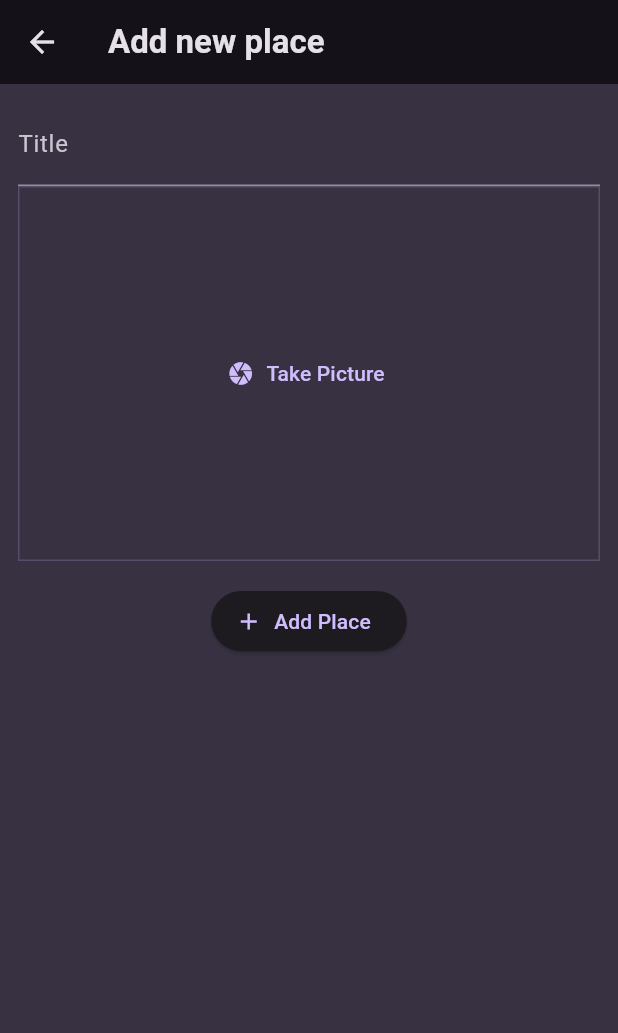
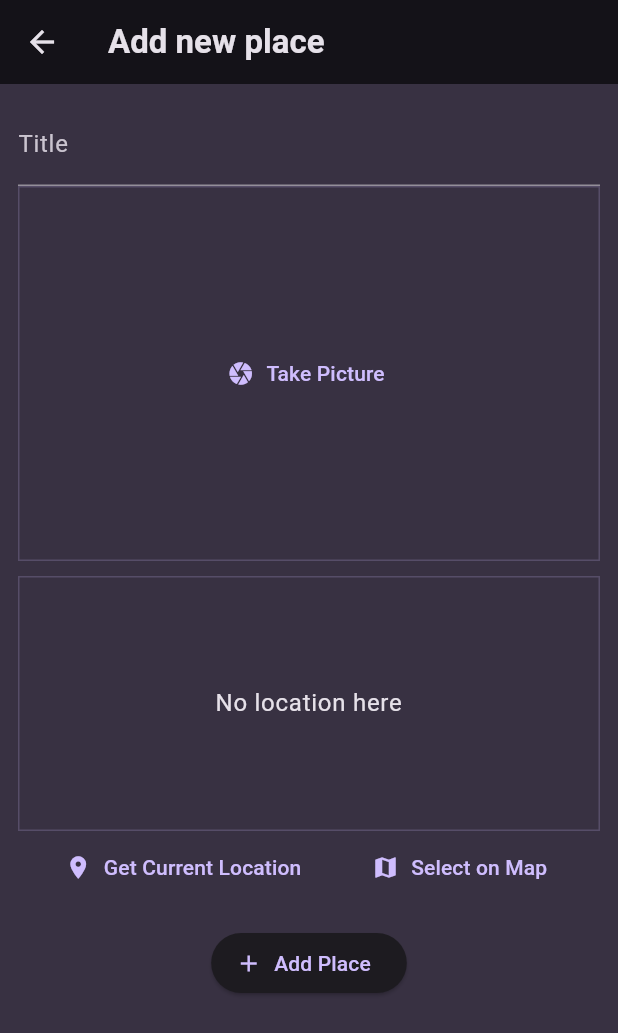
Before and after one commit to vibhuti310/FavouritePlaces, a Flutter app: the AddPlaceScreen screen opened directly, on a phone screen of 412 x 824 dp. Shown: the top 1033 px of the screen. Run offline on Flutter 3.47's test engine with Material 3 defaults, Android fonts, the phone set to English and light mode, and no system bars; our stand-ins replace flutter_riverpod, google_fonts, image_picker, location; missing offline and left inert: dart:html.

Commit message:
new package

```diff
--- a/lib/screens/add_places.dart
+++ b/lib/screens/add_places.dart
@@ -2,6 +2,7 @@ import 'dart:io';
 
 import 'package:favourite_places/providers/user_places.dart';
 import 'package:favourite_places/widgets/image_input.dart';
+import 'package:favourite_places/widgets/location_input.dart';
 import 'package:flutter/material.dart';
 import 'package:flutter_riverpod/flutter_riverpod.dart';
 
@@ -62,6 +63,10 @@ class _AddPlaceScreenState extends ConsumerState<AddPlaceScreen> {
               },
             ),
             const SizedBox(
+              height: 10,
+            ),
+            LocationInput(),
+            const SizedBox(
               height: 16,
             ),
             ElevatedButton.icon(
--- /dev/null
+++ b/lib/widgets/location_input.dart
@@ -0,0 +1,102 @@
+import 'dart:html';
+
+import 'package:flutter/material.dart';
+import 'package:location/location.dart';
+
+class LocationInput extends StatefulWidget {
+  const LocationInput({super.key});
+
+  @override
+  State<LocationInput> createState() {
+    return _LocationInputState();
+  }
+}
+
+class _LocationInputState extends State<LocationInput> {
+  Location? _pickedLocation;
+  var _isGettingLocation = false;
+
+  void _getCurrentLocation() async {
+
+    Location location = Location();
+
+    bool serviceEnabled;
+    PermissionStatus permissionGranted;
+    LocationData locationData;
+
+    serviceEnabled = await location.serviceEnabled();
+    if (!serviceEnabled) {
+      serviceEnabled = await location.requestService();
+      if (!serviceEnabled) {
+        return;
+      }
+    }
+
+    permissionGranted = await location.hasPermission();
+    if (permissionGranted == PermissionStatus.denied) {
+      permissionGranted = await location.requestPermission();
+      if (permissionGranted != PermissionStatus.granted) {
+        return;
+      }
+    }
+
+    setState(() {
+      _isGettingLocation = true;
+    });
+
+    locationData = await location.getLocation();
+
+    setState(() {
+      _isGettingLocation = false;
+    });
+
+    print(locationData.latitude);
+    print(locationData.longitude);
+  }
+
+  @override
+  Widget build(BuildContext context) {
+    Widget previewContent = Text(
+            'No location here',
+            textAlign: TextAlign.center,
+            style: Theme.of(context).textTheme.bodyLarge!.copyWith(
+                  color: Theme.of(context).colorScheme.onBackground,
+                ),
+          );
+
+    if(_isGettingLocation) {
+      previewContent = const CircularProgressIndicator();
+    }
+
+    return Column(
+      children: [
+        Container(
+          height: 170,
+          width: double.infinity,
+          alignment: Alignment.center,
+          decoration: BoxDecoration(
+            border: Border.all(
+                width: 1,
+                color: Theme.of(context).colorScheme.primary.withOpacity(0.2)),
+          ),
+          child: previewContent,
+        ),
+        Row(
+          mainAxisAlignment: MainAxisAlignment.spaceEvenly,
+          children: [
+            TextButton.icon(
+              onPressed: _getCurrentLocation,
+              icon: const Icon(Icons.location_on),
+              label: const Text('Get Current Location'),
+            ),
+            TextButton.icon(
+              onPressed: () {},
+              icon: const Icon(Icons.map),
+              label: const Text('Select on Map'),
+            ),
+          ],
+        ),
+      ],
+    );
+  }
+}
--- a/pubspec.yaml
+++ b/pubspec.yaml
@@ -39,6 +39,7 @@ dependencies:
   uuid: ^4.2.2
   flutter_riverpod: ^2.4.9
   image_picker: ^1.0.7
+  location: ^5.0.3
 
 dev_dependencies:
   flutter_test:
```
Also changed, not shown: pubspec.lock, 1 other file.
